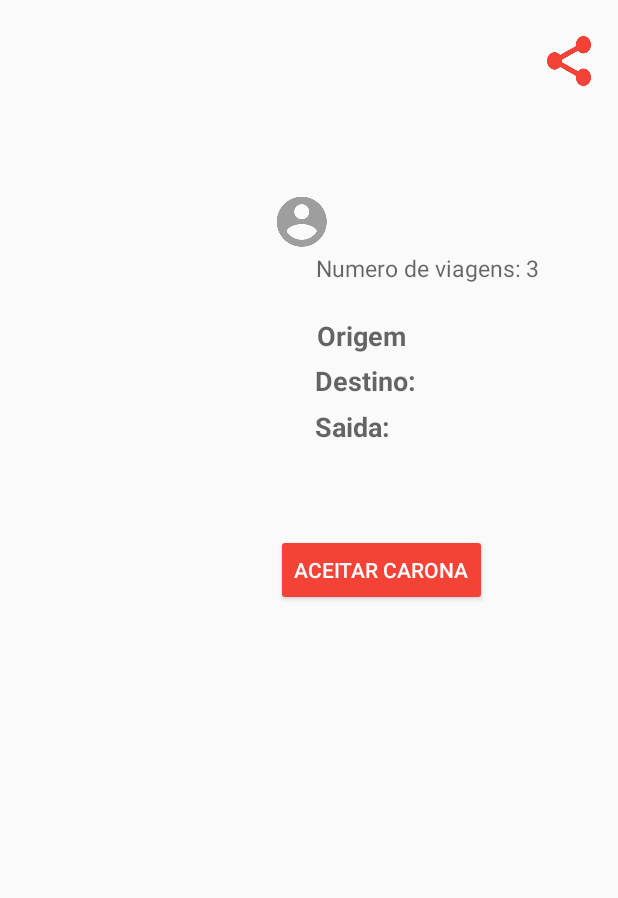
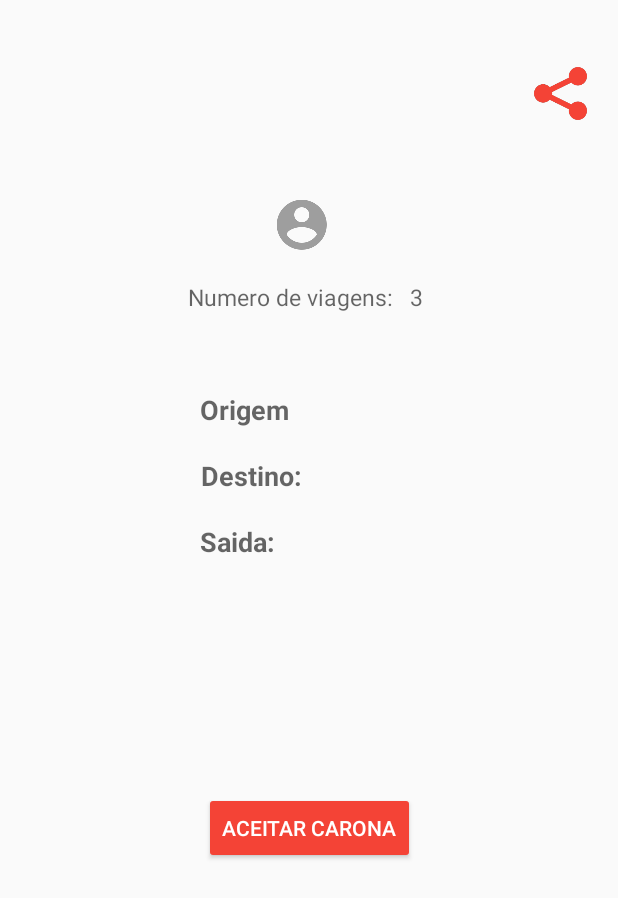
Before and after one commit to WagnerFLL/CaronasApp, an Android app: the layout activity_post_detail.xml on its own in the app's theme, with its tools: preview values and no code run, on a phone screen of 412 x 824 dp. Shown: the top 898 px of the screen. Run offline under Robolectric (Android 15) with nearby library versions, the phone set to English and light mode, and no system bars.

Commit message:
Deixando bonito ;)

```diff
--- a/app/src/main/res/layout/activity_post_detail.xml
+++ b/app/src/main/res/layout/activity_post_detail.xml
@@ -4,7 +4,9 @@
     xmlns:tools="http://schemas.android.com/tools"
     android:layout_width="match_parent"
     android:layout_height="match_parent"
-    tools:context="com.google.firebase.caronas.PostDetailActivity">
+    tools:context="com.google.firebase.caronas.PostDetailActivity"
+    tools:layout_editor_absoluteY="25dp"
+    tools:layout_editor_absoluteX="0dp">
 
     <TextView
         android:id="@+id/user_ride_count"
@@ -15,12 +17,12 @@
         android:maxLines="1"
         tools:text="3"
         android:textSize="15sp"
-        tools:layout_constraintTop_creator="1"
-        android:layout_marginStart="3dp"
-        app:layout_constraintTop_toBottomOf="@+id/post_author_layout"
-        tools:layout_constraintLeft_creator="1"
-        app:layout_constraintLeft_toRightOf="@+id/textView5"
-        android:layout_marginLeft="3dp" />
+        app:layout_constraintBottom_toBottomOf="parent"
+        app:layout_constraintTop_toTopOf="parent"
+        app:layout_constraintVertical_bias="0.233"
+        app:layout_constraintRight_toRightOf="parent"
+        app:layout_constraintLeft_toLeftOf="parent"
+        app:layout_constraintHorizontal_bias="0.677" />
 
     <TextView
         android:id="@+id/textView5"
@@ -32,24 +34,24 @@
         android:textSize="15sp"
         android:text="Numero de viagens:"
         tools:text="Numero de viagens:"
-        app:layout_constraintRight_toLeftOf="@+id/post_text_layout"
-        tools:layout_constraintTop_creator="1"
-        tools:layout_constraintRight_creator="1"
-        app:layout_constraintTop_toBottomOf="@+id/post_author_layout"
-        tools:layout_constraintLeft_creator="1"
-        app:layout_constraintLeft_toLeftOf="@+id/post_text_layout" />
+        app:layout_constraintRight_toRightOf="parent"
+        app:layout_constraintLeft_toLeftOf="parent"
+        app:layout_constraintHorizontal_bias="0.454"
+        app:layout_constraintBottom_toBottomOf="parent"
+        app:layout_constraintTop_toTopOf="parent"
+        app:layout_constraintVertical_bias="0.233" />
 
     <include
         android:id="@+id/post_text_layout"
         layout="@layout/include_post_text"
-        android:layout_width="wrap_content"
-        android:layout_height="wrap_content"
-        tools:layout_constraintTop_creator="1"
-        android:layout_marginStart="8dp"
-        tools:layout_constraintLeft_creator="1"
-        app:layout_constraintTop_toTopOf="@+id/textView2"
-        app:layout_constraintLeft_toRightOf="@+id/textView2"
-        android:layout_marginLeft="8dp" />
+        android:layout_width="68dp"
+        android:layout_height="82dp"
+        app:layout_constraintBottom_toBottomOf="parent"
+        app:layout_constraintTop_toTopOf="parent"
+        app:layout_constraintVertical_bias="0.367"
+        app:layout_constraintRight_toRightOf="parent"
+        app:layout_constraintLeft_toLeftOf="parent"
+        app:layout_constraintHorizontal_bias="0.67" />
 
     <TextView
         android:id="@+id/textView3"
@@ -61,13 +63,12 @@
         android:text="Destino:"
         android:textStyle="bold"
         tools:text="Destino:"
-        app:layout_constraintRight_toLeftOf="@+id/post_text_layout"
-        tools:layout_constraintTop_creator="1"
-        tools:layout_constraintRight_creator="1"
-        android:layout_marginEnd="1dp"
-        android:layout_marginTop="5dp"
-        app:layout_constraintTop_toBottomOf="@+id/textView2"
-        android:layout_marginRight="1dp" />
+        app:layout_constraintBottom_toBottomOf="parent"
+        app:layout_constraintTop_toTopOf="parent"
+        app:layout_constraintVertical_bias="0.381"
+        app:layout_constraintRight_toRightOf="parent"
+        app:layout_constraintLeft_toLeftOf="parent"
+        app:layout_constraintHorizontal_bias="0.388" />
 
     <TextView
         android:id="@+id/textView2"
@@ -79,13 +80,12 @@
         android:text="Origem:"
         android:textStyle="bold"
         tools:text="Origem"
-        tools:layout_constraintTop_creator="1"
-        android:layout_marginStart="30dp"
-        android:layout_marginTop="22dp"
-        app:layout_constraintTop_toBottomOf="@+id/textView5"
-        tools:layout_constraintLeft_creator="1"
-        app:layout_constraintLeft_toLeftOf="@+id/post_author_layout"
-        android:layout_marginLeft="30dp" />
+        app:layout_constraintBottom_toBottomOf="parent"
+        app:layout_constraintTop_toTopOf="parent"
+        app:layout_constraintVertical_bias="0.326"
+        app:layout_constraintRight_toRightOf="parent"
+        app:layout_constraintLeft_toLeftOf="parent"
+        app:layout_constraintHorizontal_bias="0.379" />
 
     <TextView
         android:id="@+id/textView"
@@ -97,11 +97,12 @@
         android:text="Saida:"
         android:textStyle="bold"
         tools:text="Saida:"
-        tools:layout_constraintTop_creator="1"
-        android:layout_marginTop="6dp"
-        app:layout_constraintTop_toBottomOf="@+id/textView3"
-        tools:layout_constraintLeft_creator="1"
-        app:layout_constraintLeft_toLeftOf="@+id/textView3" />
+        app:layout_constraintBottom_toBottomOf="parent"
+        app:layout_constraintTop_toTopOf="parent"
+        app:layout_constraintVertical_bias="0.436"
+        app:layout_constraintRight_toRightOf="parent"
+        app:layout_constraintLeft_toLeftOf="parent"
+        app:layout_constraintHorizontal_bias="0.368" />
 
     <include
         android:id="@+id/post_author_layout"
@@ -109,37 +110,35 @@
         android:layout_width="wrap_content"
         android:layout_height="wrap_content"
         app:layout_constraintRight_toRightOf="parent"
-        app:layout_constraintTop_toTopOf="parent"
         app:layout_constraintLeft_toLeftOf="parent"
         app:layout_constraintBottom_toBottomOf="parent"
-        app:layout_constraintVertical_bias="0.163" />
+        app:layout_constraintTop_toTopOf="parent"
+        app:layout_constraintVertical_bias="0.166" />
 
     <Button
         android:id="@+id/accept_ride"
         style="@style/Widget.AppCompat.Button.Colored"
         android:layout_width="wrap_content"
         android:layout_height="wrap_content"
-        android:layout_marginLeft="-26dp"
-        android:layout_marginTop="60dp"
         android:text="Aceitar Carona"
-        app:layout_constraintLeft_toLeftOf="@+id/textView"
-        app:layout_constraintTop_toBottomOf="@+id/post_text_layout"
-        tools:layout_constraintLeft_creator="1"
-        tools:layout_constraintTop_creator="1" />
+        app:layout_constraintBottom_toBottomOf="parent"
+        app:layout_constraintTop_toTopOf="parent"
+        app:layout_constraintVertical_bias="0.68"
+        app:layout_constraintRight_toRightOf="parent"
+        app:layout_constraintLeft_toLeftOf="parent"
+        app:layout_constraintHorizontal_bias="0.502" />
 
     <Button
         android:id="@+id/shareID"
-        android:layout_width="29dp"
-        android:layout_height="33dp"
+        android:layout_width="35dp"
+        android:layout_height="35dp"
         android:background="@drawable/share_red"
+        app:layout_constraintRight_toRightOf="parent"
+        app:layout_constraintLeft_toLeftOf="parent"
+        app:layout_constraintHorizontal_bias="0.945"
         app:layout_constraintBottom_toBottomOf="parent"
-        app:layout_constraintHorizontal_bias="0.953"
-        app:layout_constraintLeft_toLeftOf="parent"
-        app:layout_constraintRight_toRightOf="parent"
         app:layout_constraintTop_toTopOf="parent"
-        app:layout_constraintVertical_bias="0.03"
-        tools:layout_editor_absoluteY="27dp"
-        tools:layout_editor_absoluteX="339dp" />
+        app:layout_constraintVertical_bias="0.057" />
 
 
 </android.support.constraint.ConstraintLayout>
```
Also changed, not shown: 1 other file.
